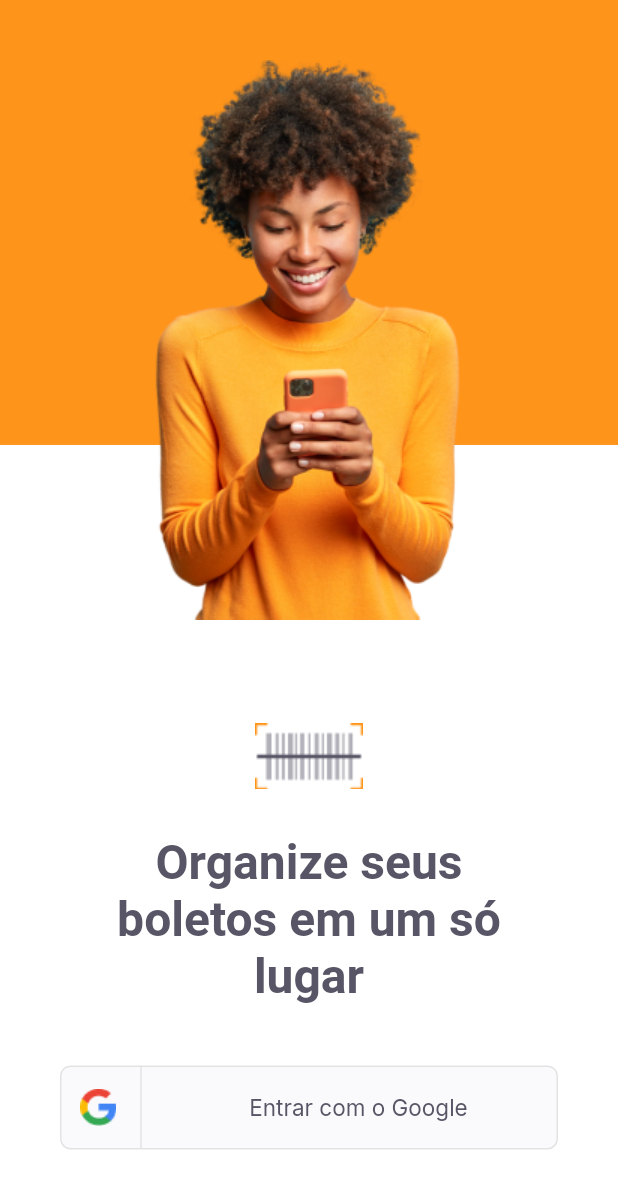
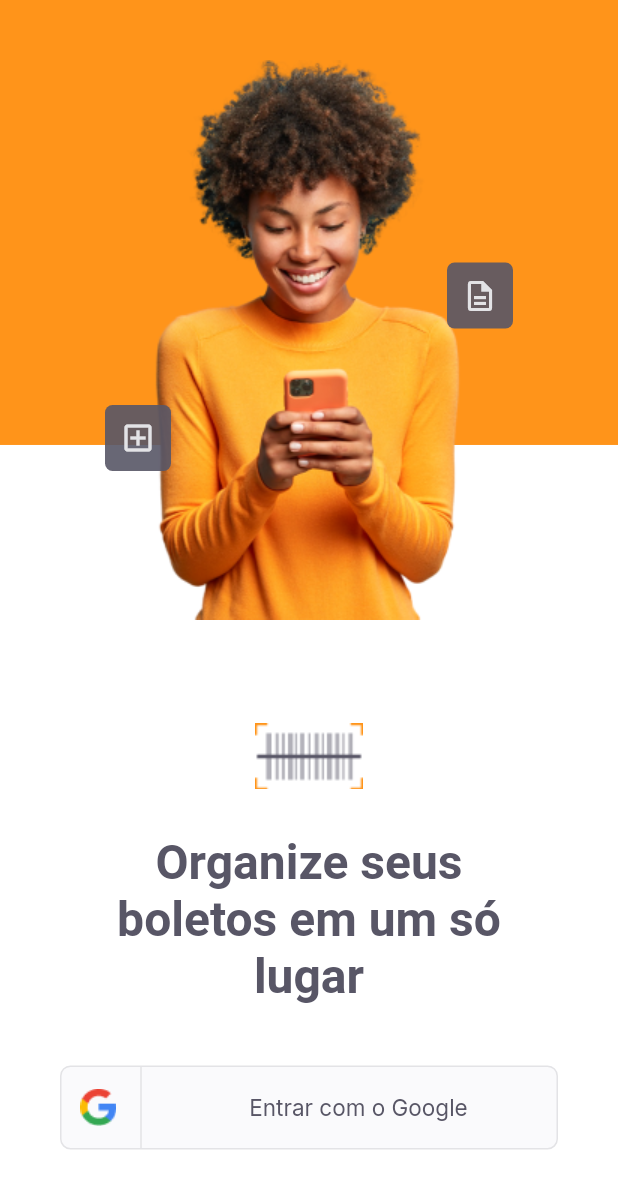
Before and after one commit to cledilsonwisp/payFlow, a Flutter app: the screen it shows after launch, on a phone screen of 412 x 824 dp. Shown: the top 1189 px of the screen. Run offline on Flutter 3.47's test engine with Material 2 defaults, Android fonts, the phone set to English and light mode, and no system bars; our stand-ins replace camera, firebase_core, flutter_masked_text2, font_awesome_flutter, google_fonts, google_sign_in and 2 more; missing offline and left inert: animated_card, google_ml_kit; accounts and stored records are empty.

Commit message:
App Finalizado

```diff
--- a/lib/app/app_widget.dart
+++ b/lib/app/app_widget.dart
@@ -5,6 +5,7 @@ import 'package:pay_flow/app/modules/home/home_page.dart';
 import 'package:pay_flow/app/modules/insert_boleto/insert_boleto.dart';
 import 'package:pay_flow/app/modules/login/login_page.dart';
 import 'package:pay_flow/app/modules/splash/splash_page.dart';
+import 'package:pay_flow/shared/models/user_model.dart';
 import 'package:pay_flow/shared/themes/appColors.dart';
 
 
@@ -24,11 +25,13 @@ class AppWidget extends StatelessWidget {
       theme: ThemeData(primaryColor: AppColors.primary, primarySwatch: Colors.orange),
        initialRoute: '/splash',
        routes: {
-         '/home': (context) => MyHomePage(),
+         '/home': (context) => MyHomePage(user: ModalRoute.of(context)!.settings.arguments as UserModel),
          '/splash': (context) => SplashPage(),
          '/login': (context) => LoginPage(),
          '/barCode' : (context) => BarCodeScannerPage(),
-         '/insertBoleto' : (context) => InsetBoletoPage()
+         '/insertBoleto' : (context) => InsetBoletoPage(
+           barcode: ModalRoute.of(context) != null ? ModalRoute.of(context)!.settings.arguments.toString() : null,
+         )
        },
         // SplashPage(),
     );
--- a/lib/app/modules/barcodeScanner/bar_code_scaner_page.dart
+++ b/lib/app/modules/barcodeScanner/bar_code_scaner_page.dart
@@ -24,7 +24,7 @@ class _BarCodeScannerPageState extends State<BarCodeScannerPage> {
     controller.getAvailableCamera();
     controller.statusNotifier.addListener(() {
       if (controller.status.hasBarCode) {
-        Navigator.pushReplacementNamed(context, '/insertBoleto');
+        Navigator.pushNamed(context, '/insertBoleto',arguments: controller.status.barcode);
       }
     });
   }
@@ -93,7 +93,7 @@ class _BarCodeScannerPageState extends State<BarCodeScannerPage> {
                 bottomNavigationBar: SetLabelButtons(
                   primaryLabel: 'Inserir código do boleto',
                   primaryOntap: () {
-                    Navigator.pushReplacementNamed(context, '/insertBoleto');
+                    Navigator.pushNamed(context, '/insertBoleto');
                   },
                   secondaryLabel: 'Adicione da galeria',
                   secondaryOntap: () {},
--- a/lib/app/modules/insert_boleto/inset_boleto_controller.dart
+++ b/lib/app/modules/insert_boleto/inset_boleto_controller.dart
@@ -31,7 +31,7 @@ class InsetBoletoController{
     final form = formKey.currentState;
     if(form!.validate()) {
       print(boletoModel);
-      return saveBoleto();
+      return await saveBoleto();
      }
   }
 
--- a/lib/app/modules/login/login_page.dart
+++ b/lib/app/modules/login/login_page.dart
@@ -1,4 +1,5 @@
 import 'package:flutter/material.dart';
+import 'package:font_awesome_flutter/font_awesome_flutter.dart';
 import 'package:pay_flow/app/modules/login/login_controller.dart';
 import 'package:pay_flow/shared/themes/appColors.dart';
 import 'package:pay_flow/shared/themes/appImages.dart';
@@ -41,6 +42,42 @@ class _LoginPageState extends State<LoginPage> {
               ),
             ),
             Positioned(
+              left: 80,
+              top: 280,
+              child: Container(
+                decoration: BoxDecoration(
+                  borderRadius: BorderRadius.circular(5),
+                  boxShadow: [
+                  BoxShadow(
+                    color: AppColors.secondary.withOpacity(0.9),
+                    spreadRadius: 10,
+                    blurRadius: 0,
+                    offset: Offset(0,0)
+                  ),
+
+                ]),
+                child: Center(child: Icon(Icons.add_box_outlined,color: AppColors.stroke,),),
+              )
+            ),
+             Positioned(
+              right: 80,
+              top: 185,
+              child: Container(
+                decoration: BoxDecoration(
+                  borderRadius: BorderRadius.circular(5),
+                  boxShadow: [
+                  BoxShadow(
+                    color: AppColors.secondary.withOpacity(0.9),
+                    spreadRadius: 10,
+                    blurRadius: 0,
+                    offset: Offset(0,0)
+                  ),
+
+                ]),
+                child: Center(child: Icon(Icons.description_outlined, color: AppColors.stroke,),),
+              )
+            ),
+            Positioned(
               bottom: size.height * 0.07,
               left: 0,
               right: 0,
--- a/lib/shared/auth/auth_controller.dart
+++ b/lib/shared/auth/auth_controller.dart
@@ -13,7 +13,7 @@ class AuthController{
    if(user != null){
       saveUser(user);
       _user = user;
-     Navigator.pushReplacementNamed(context, '/home');
+     Navigator.pushReplacementNamed(context, '/home',arguments: user);
    } else {
      _isAuthenticated = false;
      Navigator.pushReplacementNamed(context, '/login');
--- a/lib/shared/themes/appColors.dart
+++ b/lib/shared/themes/appColors.dart
@@ -2,6 +2,7 @@ import 'package:flutter/material.dart';
 
 class AppColors {
   static final primary = Color(0xFFFF941A);
+  static final secondary = Color(0xFF585666);
   static final grey = Color(0xFF585666);
   static final delete = Color(0xFF585666);
   static final heading = Color(0xFF585666);
--- a/lib/shared/widgets/boleto_tile/boleto_tile_widget.dart
+++ b/lib/shared/widgets/boleto_tile/boleto_tile_widget.dart
@@ -9,17 +9,19 @@ class BoletoTileWidget extends StatelessWidget {
   @override
   Widget build(BuildContext context) {
     return ListTile(
-      contentPadding: EdgeInsets.zero,
+       contentPadding: EdgeInsets.zero,
       title: Text(data.name!,style: TextStyles.titleListTile,),
       subtitle: Text("Vence em ${data.dueDate}",style: TextStyles.captionBody,),
       trailing:  Text.rich(TextSpan(
         text: "R\$ ",
         style: TextStyles.trailingRegular,
         children: [
+
           TextSpan(
             text: "${data.value!.toStringAsFixed(2)}",
             style: TextStyles.trailingBold,
           ),
+
         ],
       )),
     );
--- a/lib/shared/widgets/input_text/input_text._widget.dart
+++ b/lib/shared/widgets/input_text/input_text._widget.dart
@@ -1,3 +1,4 @@
+import 'package:animated_card/animated_card.dart';
 import 'package:flutter/material.dart';
 import 'package:pay_flow/shared/themes/appColors.dart';
 import 'package:pay_flow/shared/themes/appTextStyle.dart';
@@ -16,7 +17,9 @@ class InputTextWidget extends StatelessWidget {
 
   @override
   Widget build(BuildContext context) {
-    return Padding(
+    return AnimatedCard(
+      direction: AnimatedCardDirection.left,
+      child: Padding(
         padding: const EdgeInsets.only(bottom:18.0),
         child: Column(
           children: [
@@ -53,6 +56,7 @@ class InputTextWidget extends StatelessWidget {
             ),
           ],
         ),
+      ),
     );
   }
 }
--- a/pubspec.yaml
+++ b/pubspec.yaml
@@ -11,6 +11,7 @@ environment:
 dependencies:
   flutter:
     sdk: flutter
+  animated_card: ^2.0.0
   camera: ^0.8.1+3
   cupertino_icons: ^1.0.2
   firebase_core: ^1.3.0
@@ -22,6 +23,7 @@ dependencies:
   google_sign_in_web: ^0.10.0
   image_picker: ^0.8.0+4
   image_picker_for_web: ^2.0.0
+  modal_bottom_sheet: ^2.0.0
   shared_preferences: ^2.0.6
 
 dev_dependencies:
```
Also changed, not shown: lib/app/modules/extract/extract_page.dart (added, +52 -0 lines), lib/app/modules/home/home_page.dart (+34 -20 lines), lib/app/modules/insert_boleto/insert_boleto.dart (+4 -3 lines), lib/app/modules/meusBoletos/meus_boletos_page.dart (added, +66 -0 lines), lib/app/modules/splash/splash_page.dart (+7 -2 lines), lib/shared/models/boleto_model.dart (+9 -1 lines), lib/shared/widgets/boleto_info/boleto_info_widget.dart (added, +43 -0 lines), lib/shared/widgets/boleto_list/boleto_list_controller.dart (+41 -1 lines), lib/shared/widgets/boleto_list/boleto_list_widget.dart (+10 -4 lines), pubspec.lock, 1 other file. Lines whose indentation alone changed are shown as unchanged.
